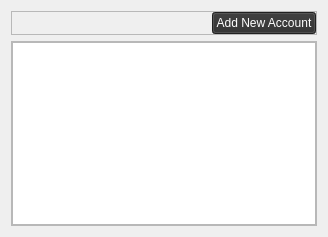
This is ui/accounts.ui in 54b1d/SPAS as Qt 5 draws it before an edit. The edited form follows.
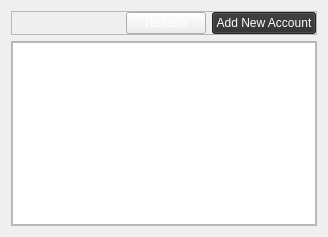
This is the edited form.

Commit message: added pb_refresh_accounts

What changed in the file:
```diff
--- a/ui/accounts.ui
+++ b/ui/accounts.ui
@@ -45,12 +45,19 @@
         </property>
         <property name="sizeHint" stdset="0">
          <size>
-          <width>202</width>
+                   <width>121</width>
           <height>20</height>
          </size>
         </property>
        </spacer>
       </item>
+         <item>
+             <widget class="QPushButton" name="pb_refresh_accounts">
+                 <property name="text">
+                     <string>Refresh</string>
+                 </property>
+             </widget>
+         </item>
       <item>
        <widget class="QPushButton" name="pb_add_account">
         <property name="styleSheet">
```
Left out of the diff: 4 changed lines with no effect on the pictures. Lines whose indentation alone changed are shown as unchanged.
